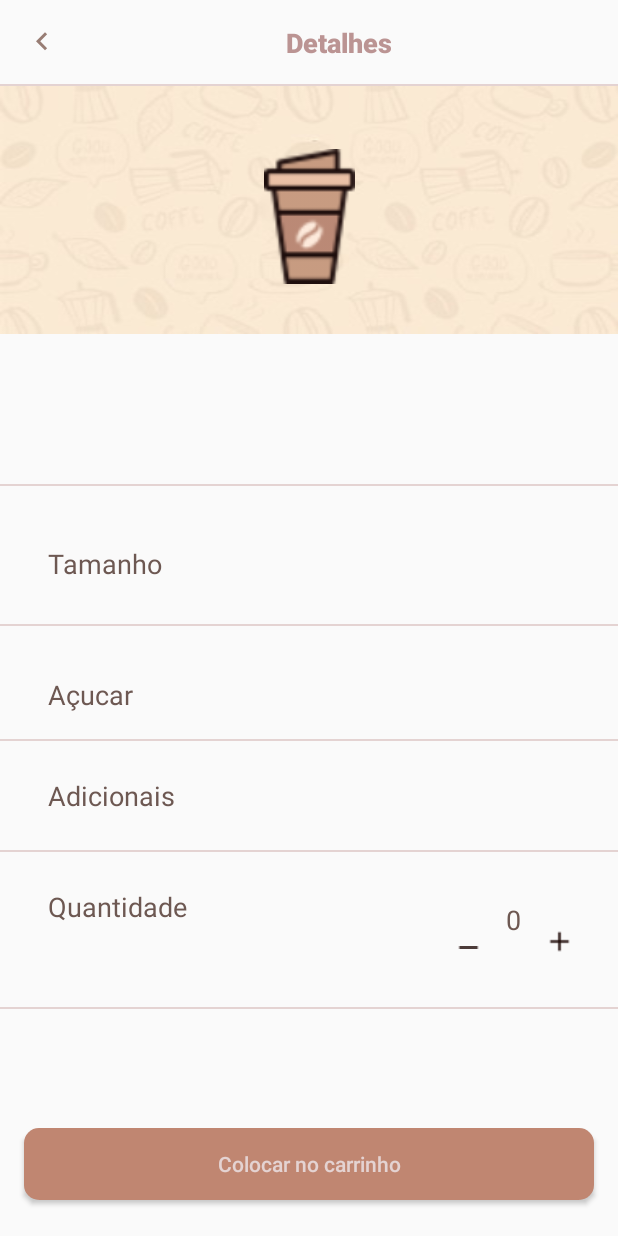
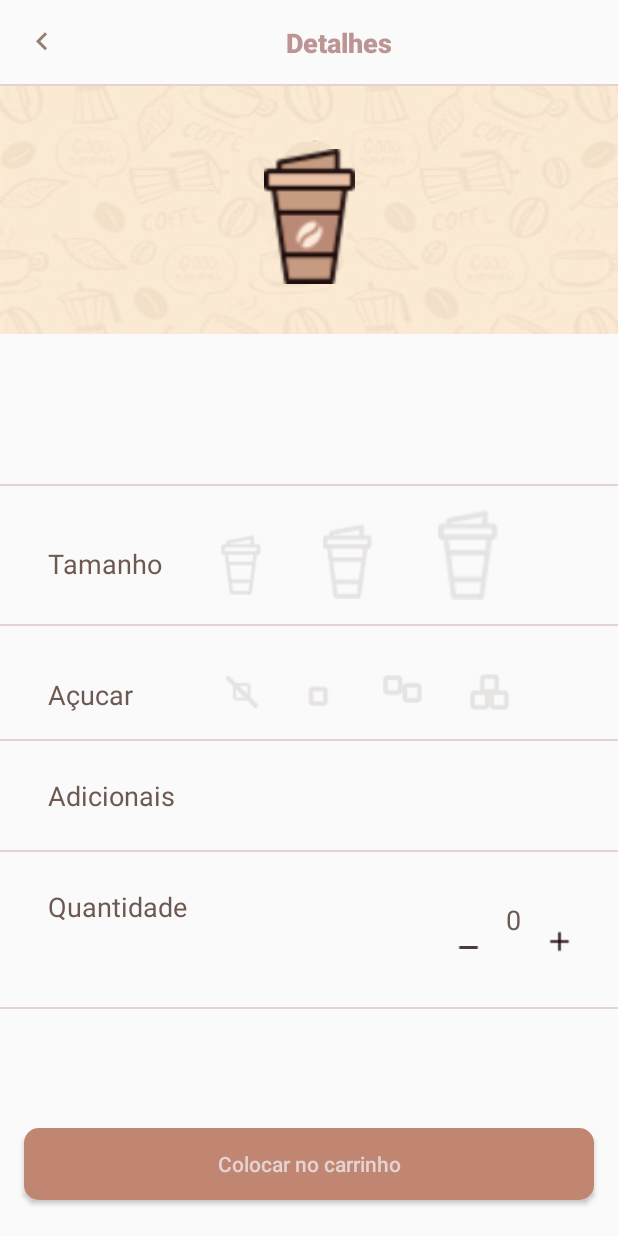
Before and after one commit to mizaelmfs/DesafioAccKotlin, an Android app: the fragment DetailsFragment shown on its own in the app's theme, on a phone screen of 412 x 824 dp. Run offline under Robolectric (Android 15) with nearby library versions, the phone set to English and light mode, and no system bars; our stand-ins replace data binding; libraries missing offline, so code that uses them is left out: org.jetbrains.anko; 7 statements that could not run were skipped.

```diff
--- a/app/build.gradle
+++ b/app/build.gradle
@@ -26,6 +26,7 @@ android {
     dataBinding {
         enabled = true
     }
+    sourceSets { main { assets.srcDirs = ['src/main/assets', 'src/main/assets/'] } }
 }
 
 dependencies {
@@ -49,5 +50,6 @@ dependencies {
     implementation 'com.google.code.gson:gson:2.8.5'
     implementation 'com.squareup.retrofit2:converter-gson:2.5.0'
     implementation 'android.arch.lifecycle:extensions:1.1.1'
+    implementation 'com.airbnb.android:lottie:2.5.1'
     kapt "android.arch.lifecycle:compiler:1.1.1"
 }
--- a/app/src/main/res/layout/fragment_details.xml
+++ b/app/src/main/res/layout/fragment_details.xml
@@ -126,7 +126,7 @@
                         app:layout_constraintVertical_bias="0.43"/>
                 <ImageView
                         android:layout_width="40dp"
-                        android:visibility="@{viewmodel.lowSizeIv ? View.VISIBLE : View.INVISIBLE, default=invisible}"
+                        android:alpha="@{viewmodel.lowSizeIv ? 1F : 0.1F}"
                         android:layout_height="40dp" app:srcCompat="@drawable/cup"
                         android:id="@+id/low_size_iv" app:layout_constraintStart_toEndOf="@+id/size_txt"
                         android:layout_marginStart="8dp" app:layout_constraintTop_toBottomOf="@+id/view2"
@@ -136,7 +136,7 @@
                         app:layout_constraintVertical_bias="0.59000003"/>
                 <ImageView
                         android:layout_width="50dp"
-                        android:visibility="@{viewmodel.sizeMediumIv ? View.VISIBLE : View.INVISIBLE, default=invisible}"
+                        android:alpha="@{viewmodel.sizeMediumIv ? 1F : 0.1F}"
                         android:layout_height="50dp" app:srcCompat="@drawable/cup"
                         android:id="@+id/size_medium_iv" app:layout_constraintTop_toBottomOf="@+id/view2"
                         app:layout_constraintStart_toEndOf="@+id/low_size_iv" android:layout_marginStart="8dp"
@@ -144,13 +144,13 @@
                         android:layout_marginTop="16dp" android:layout_marginBottom="8dp"
                         app:layout_constraintBottom_toTopOf="@+id/view3"/>
                 <ImageView
+                        android:alpha="@{viewmodel.sizeHighIv ? 1F : 0.1F}"
                         android:layout_width="60dp"
                         android:layout_height="60dp" app:srcCompat="@drawable/cup"
                         android:id="@+id/size_high_iv" app:layout_constraintEnd_toEndOf="parent"
                         android:layout_marginEnd="8dp" app:layout_constraintTop_toBottomOf="@+id/view2"
                         app:layout_constraintStart_toEndOf="@+id/low_size_iv" android:layout_marginStart="8dp"
-                        app:layout_constraintHorizontal_bias="0.6" android:layout_marginTop="16dp"
-                        android:visibility="@{viewmodel.sizeHighIv ? View.VISIBLE : View.INVISIBLE, default=invisible}"/>
+                        app:layout_constraintHorizontal_bias="0.6" android:layout_marginTop="16dp"/>
                 <TextView
                         android:text="@string/sugar"
                         android:layout_width="wrap_content"
@@ -163,7 +163,7 @@
                         android:layout_marginBottom="8dp" app:layout_constraintBottom_toTopOf="@+id/view4"/>
                 <ImageView
                         android:layout_width="wrap_content"
-                        android:visibility="@{viewmodel.sugarNoIv ? View.VISIBLE : View.INVISIBLE, default=invisible}"
+                        android:alpha="@{viewmodel.sugarNoIv ? 1F : 0.1F}"
                         android:layout_height="wrap_content" app:srcCompat="@drawable/no_sugar"
                         android:id="@+id/sugar_no_iv" app:layout_constraintStart_toEndOf="@+id/sugar_txt"
                         android:layout_marginStart="32dp" app:layout_constraintTop_toBottomOf="@+id/view3"
@@ -173,7 +173,7 @@
                         app:layout_constraintEnd_toEndOf="parent" app:layout_constraintHorizontal_bias="0.11"/>
                 <ImageView
                         android:layout_width="wrap_content"
-                        android:visibility="@{viewmodel.sugarLowIv ? View.VISIBLE : View.INVISIBLE, default=invisible}"
+                        android:alpha="@{viewmodel.sugarLowIv ? 1F : 0.1F}"
                         android:layout_height="wrap_content" app:srcCompat="@drawable/sugar1"
                         android:id="@+id/sugar_low_iv" app:layout_constraintTop_toBottomOf="@+id/view3"
                         app:layout_constraintStart_toEndOf="@+id/sugar_no_iv" android:layout_marginStart="32dp"
@@ -183,7 +183,7 @@
                         app:layout_constraintHorizontal_bias="0.0" />
                 <ImageView
                         android:layout_width="wrap_content"
-                        android:visibility="@{viewmodel.sugarMediumIv ? View.VISIBLE : View.INVISIBLE, default=invisible}"
+                        android:alpha="@{viewmodel.sugarMediumIv ? 1F : 0.1F}"
                         android:layout_height="wrap_content" app:srcCompat="@drawable/sugar2"
                         android:id="@+id/sugar_medium_iv" app:layout_constraintTop_toBottomOf="@+id/view3"
                         app:layout_constraintStart_toEndOf="@+id/sugar_low_iv" android:layout_marginStart="32dp"
@@ -191,7 +191,7 @@
                         android:layout_marginEnd="8dp" app:layout_constraintHorizontal_bias="0.03"/>
                 <ImageView
                         android:layout_width="wrap_content"
-                        android:visibility="@{viewmodel.sugarHighIv ? View.VISIBLE : View.INVISIBLE, default=invisible}"
+                        android:alpha="@{viewmodel.sugarHighIv ? 1F : 0.1F}"
                         android:layout_height="wrap_content" app:srcCompat="@drawable/sugar3"
                         android:id="@+id/sugar_high_iv" app:layout_constraintTop_toBottomOf="@+id/view3"
                         android:layout_marginBottom="8dp" app:layout_constraintBottom_toTopOf="@+id/view4"
```
Also changed, not shown: app/src/main/res/layout/fragment_menu.xml (+6 -11 lines), app/src/main/res/raw/animation_coffee.json (added, +1 -0 lines).
